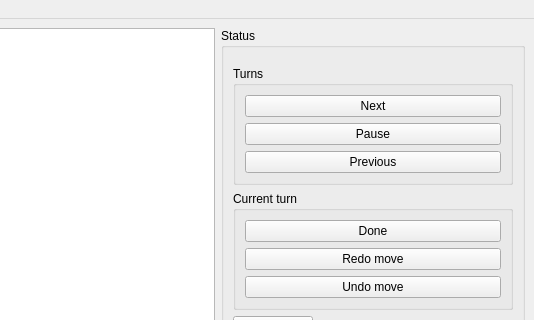
Above: src/MainWindow.ui from Tommalla/Diaballik before the change; both pictures show x 266 to 800 and y 0 to 320 of the 800 by 600 pixel window. Below: the same form after it.
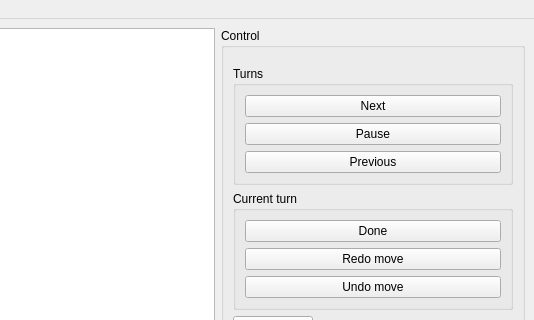
That is the form after the change.

Commit message: Renamed some parts of the ui.

The edit to the form file:
```diff
--- a/src/MainWindow.ui
+++ b/src/MainWindow.ui
@@ -35,7 +35,7 @@
          </size>
         </property>
         <property name="title">
-         <string>Status</string>
+         <string>Control</string>
         </property>
         <layout class="QVBoxLayout" name="verticalLayout">
          <item>
```
Left out of the diff: 8 changed lines with no effect on the pictures.
